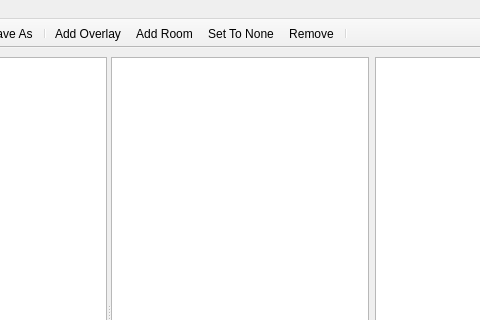
This is src/tiled/containeroverlaydialog.ui in timbaker/tiled as Qt 5 draws it before an edit; both pictures show x 159 to 639 and y 0 to 320 of the 800 by 600 pixel window. The edited form follows.
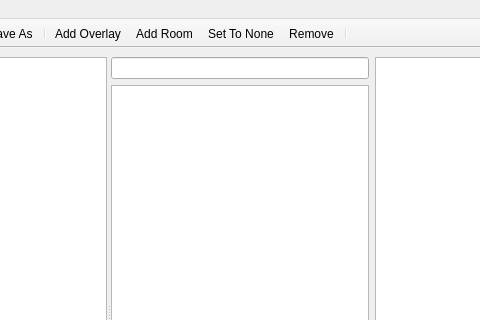
This is the edited form. Icons and pictures are not drawn. Custom widgets are drawn as their Qt base class.

```diff
--- a/src/tiled/containeroverlaydialog.ui
+++ b/src/tiled/containeroverlaydialog.ui
@@ -34,6 +34,9 @@
        <layout class="QHBoxLayout" name="tilesetLayout">
         <item>
          <layout class="QVBoxLayout" name="verticalLayout_5">
+          <item>
+           <widget class="QLineEdit" name="tilesetFilter"/>
+          </item>
           <item>
            <widget class="QListWidget" name="tilesetList"/>
           </item>
```
